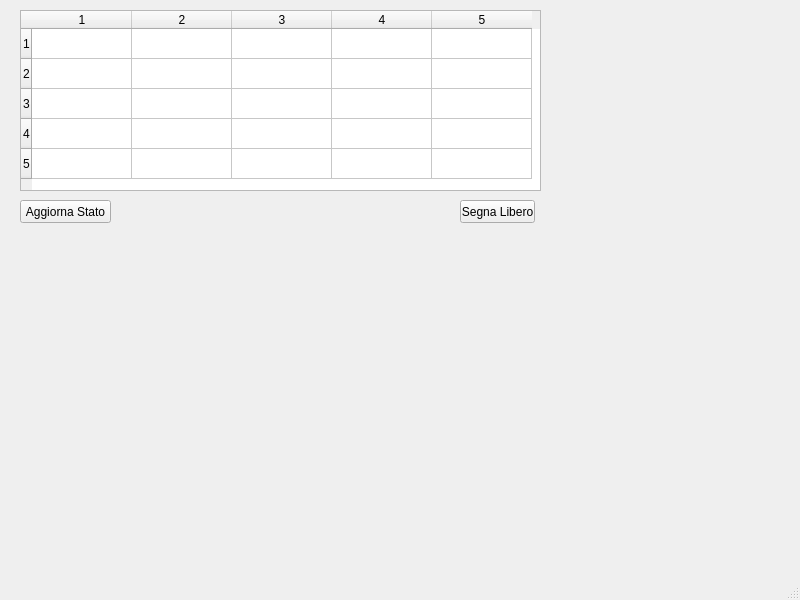
First picture: the form in gui/designer/pub/gestione_tavoli.ui, repository ritataa/ParthenoPub, before the edit.
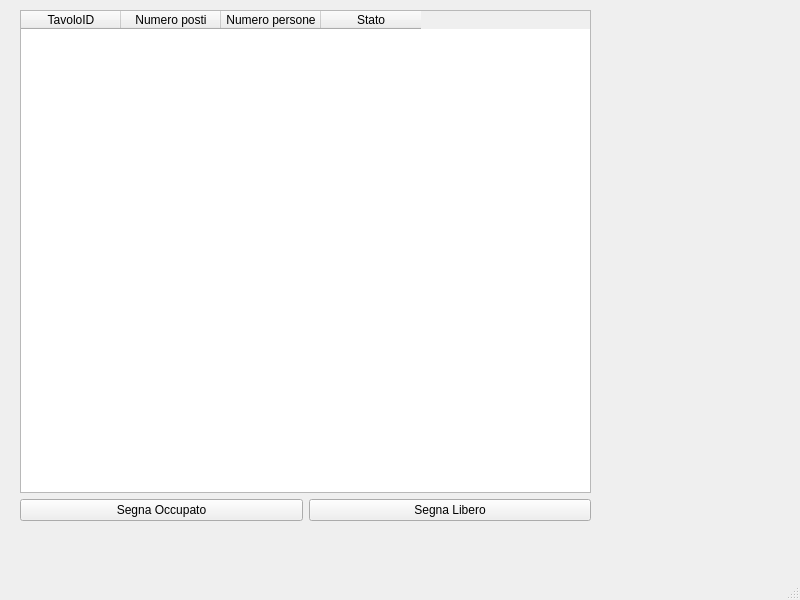
Second picture: the form after the edit.

Diff of the .ui file:
```diff
--- a/gui/designer/pub/gestione_tavoli.ui
+++ b/gui/designer/pub/gestione_tavoli.ui
@@ -14,57 +14,55 @@
    <string>MainWindow</string>
   </property>
   <widget class="QWidget" name="centralwidget">
-   <widget class="QTableWidget" name="tableWidget">
+   <widget class="QWidget" name="">
     <property name="geometry">
      <rect>
       <x>20</x>
       <y>10</y>
-      <width>521</width>
-      <height>181</height>
+      <width>571</width>
+      <height>511</height>
      </rect>
     </property>
-    <property name="rowCount">
-     <number>5</number>
-    </property>
-    <property name="columnCount">
-     <number>5</number>
-    </property>
-    <row/>
-    <row/>
-    <row/>
-    <row/>
-    <row/>
-    <column/>
-    <column/>
-    <column/>
-    <column/>
-    <column/>
-   </widget>
-   <widget class="QPushButton" name="pushButton">
-    <property name="geometry">
-     <rect>
-      <x>20</x>
-      <y>200</y>
-      <width>91</width>
-      <height>23</height>
-     </rect>
-    </property>
-    <property name="text">
-     <string>Aggiorna Stato</string>
-    </property>
-   </widget>
-   <widget class="QPushButton" name="pushButton_2">
-    <property name="geometry">
-     <rect>
-      <x>460</x>
-      <y>200</y>
-      <width>75</width>
-      <height>23</height>
-     </rect>
-    </property>
-    <property name="text">
-     <string>Segna Libero</string>
-    </property>
+    <layout class="QGridLayout" name="gridLayout">
+     <item row="1" column="0">
+      <widget class="QPushButton" name="pushButton_segnaOccupato">
+       <property name="text">
+        <string>Segna Occupato</string>
+       </property>
+      </widget>
+     </item>
+     <item row="1" column="1">
+      <widget class="QPushButton" name="pushButton_segnaLibero">
+       <property name="text">
+        <string>Segna Libero</string>
+       </property>
+      </widget>
+     </item>
+     <item row="0" column="0" colspan="2">
+      <widget class="QTableWidget" name="tableWidget_listaTavoli">
+       <column>
+        <property name="text">
+         <string>TavoloID</string>
+        </property>
+       </column>
+       <column>
+        <property name="text">
+         <string>Numero posti</string>
+        </property>
+       </column>
+       <column>
+        <property name="text">
+         <string>Numero persone</string>
+        </property>
+       </column>
+       <column>
+        <property name="text">
+         <string>Stato</string>
+        </property>
+       </column>
+      </widget>
+     </item>
+    </layout>
    </widget>
   </widget>
   <widget class="QMenuBar" name="menubar">
```
Left out of the diff: 2 changed lines with no effect on the pictures.
